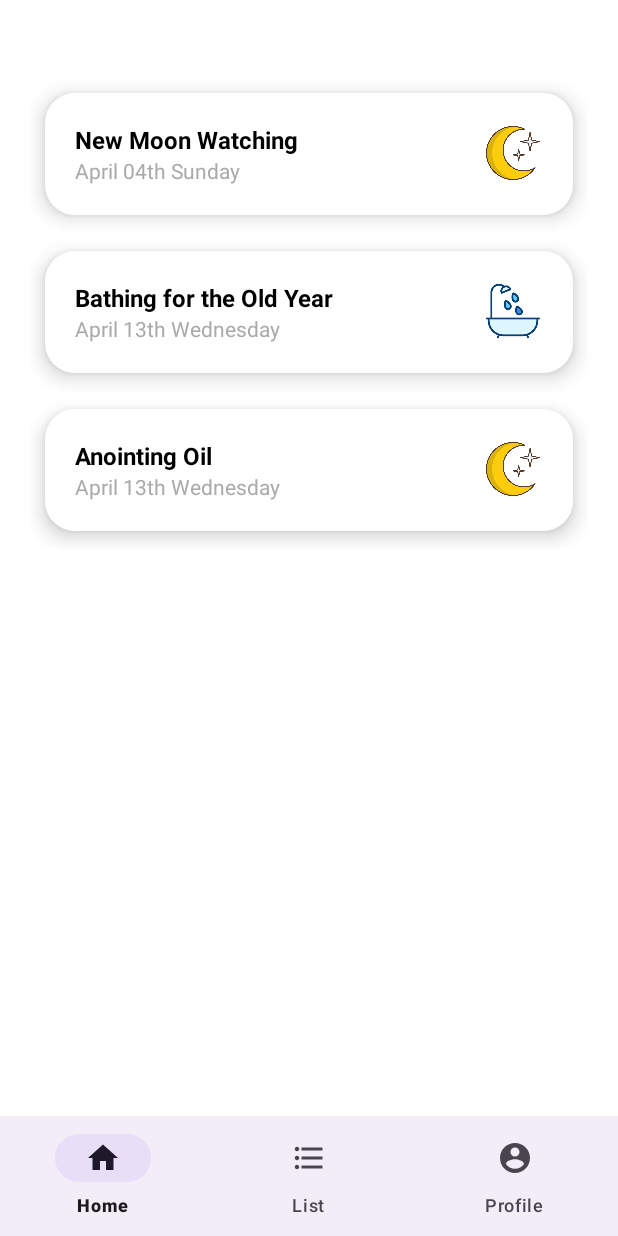
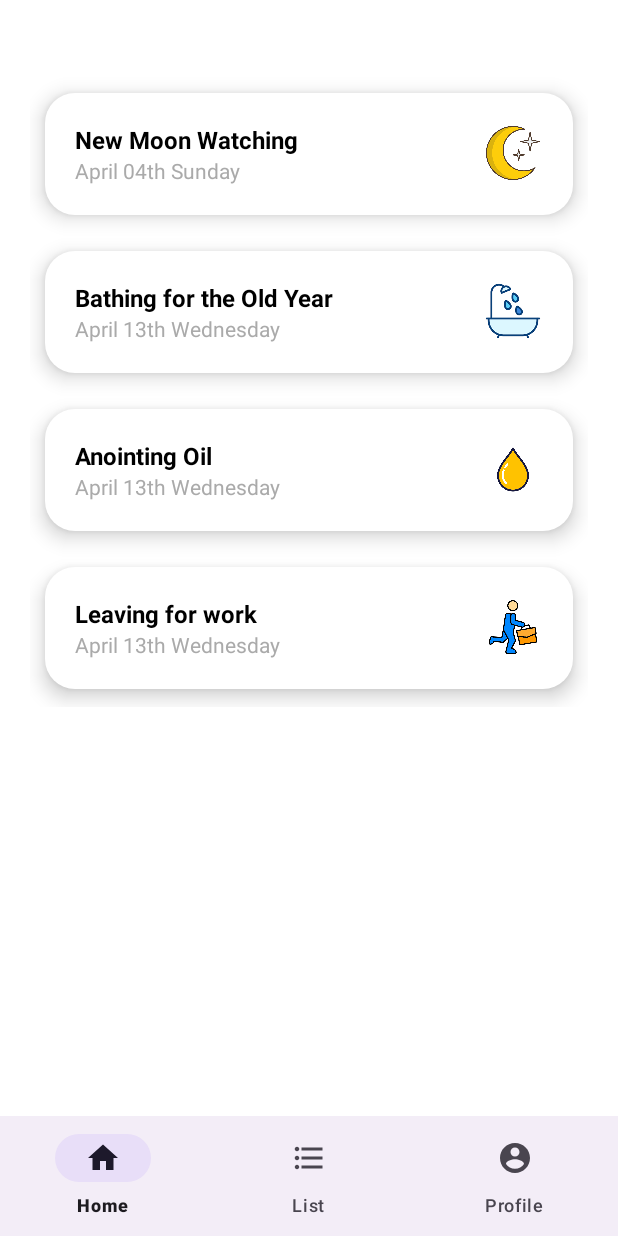
Before and after one commit to isukanimalasuriya/AwuruduApp, an Android app: the fragment ListFragment placed in its activity, on a phone screen of 412 x 824 dp. Run offline under Robolectric (Android 15) with nearby library versions, the phone set to English and light mode, and no system bars; 3 statements that could not run were skipped.

Commit message:
Icons added to the cards

```diff
--- a/app/src/main/res/layout/fragment_list.xml
+++ b/app/src/main/res/layout/fragment_list.xml
@@ -142,7 +142,50 @@
                 android:id="@+id/event_icon_3"
                 android:layout_width="40dp"
                 android:layout_height="40dp"
-                android:src="@drawable/moon" />
+                android:src="@drawable/oil" />
+        </LinearLayout>
+
+        <!-- Fourth Card -->
+        <LinearLayout
+            android:layout_width="match_parent"
+            android:layout_height="wrap_content"
+            android:orientation="horizontal"
+            android:padding="20dp"
+            android:background="@drawable/card_background"
+            android:elevation="8dp"
+            android:layout_marginTop="12dp"
+            android:layout_marginBottom="12dp"
+            android:layout_marginHorizontal="10dp"> <!-- Increased elevation -->
+
+            <LinearLayout
+                android:layout_width="0dp"
+                android:layout_weight="1"
+                android:layout_height="wrap_content"
+                android:orientation="vertical">
+
+                <TextView
+                    android:id="@+id/event_title_4"
+                    android:layout_width="wrap_content"
+                    android:layout_height="wrap_content"
+                    android:text="Leaving for work"
+                    android:textColor="#000000"
+                    android:textSize="16sp"
+                    android:textStyle="bold" />
+
+                <TextView
+                    android:id="@+id/event_date_4"
+                    android:layout_width="wrap_content"
+                    android:layout_height="wrap_content"
+                    android:text="April 13th Wednesday"
+                    android:textSize="14sp"
+                    android:textColor="@android:color/darker_gray" />
+            </LinearLayout>
+
+            <ImageView
+                android:id="@+id/event_icon_4"
+                android:layout_width="40dp"
+                android:layout_height="40dp"
+                android:src="@drawable/work" />
         </LinearLayout>
 </LinearLayout>
 
```
Also changed, not shown: app/src/main/res/drawable/oil.png (added), app/src/main/res/drawable/work.png (added).
